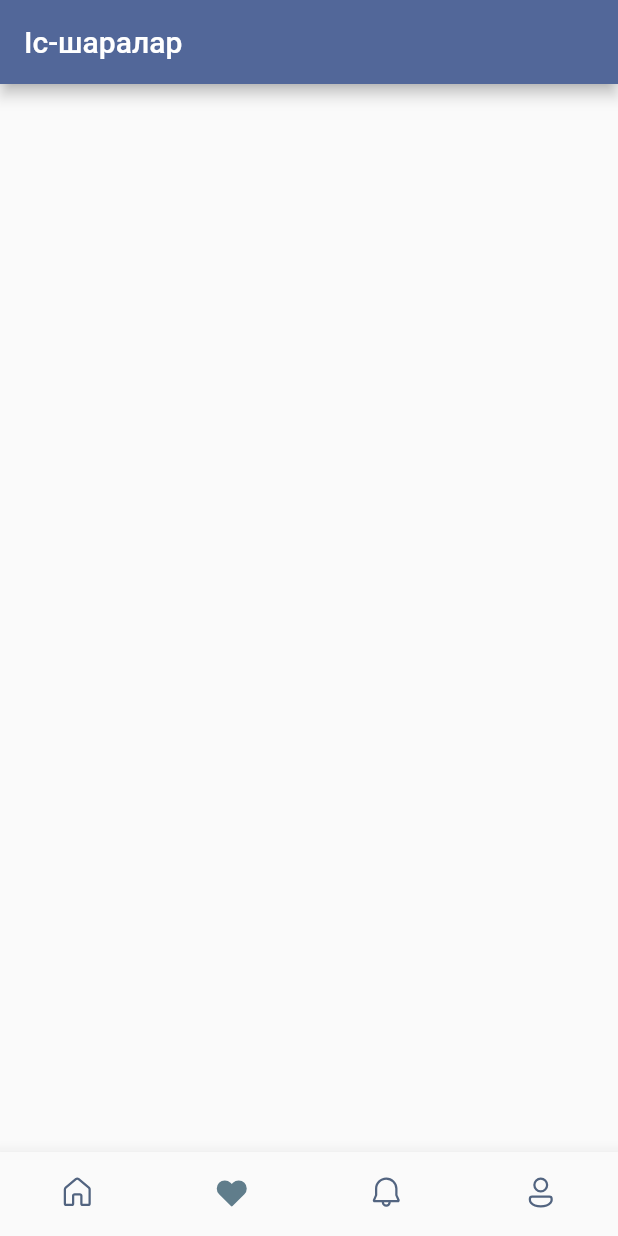
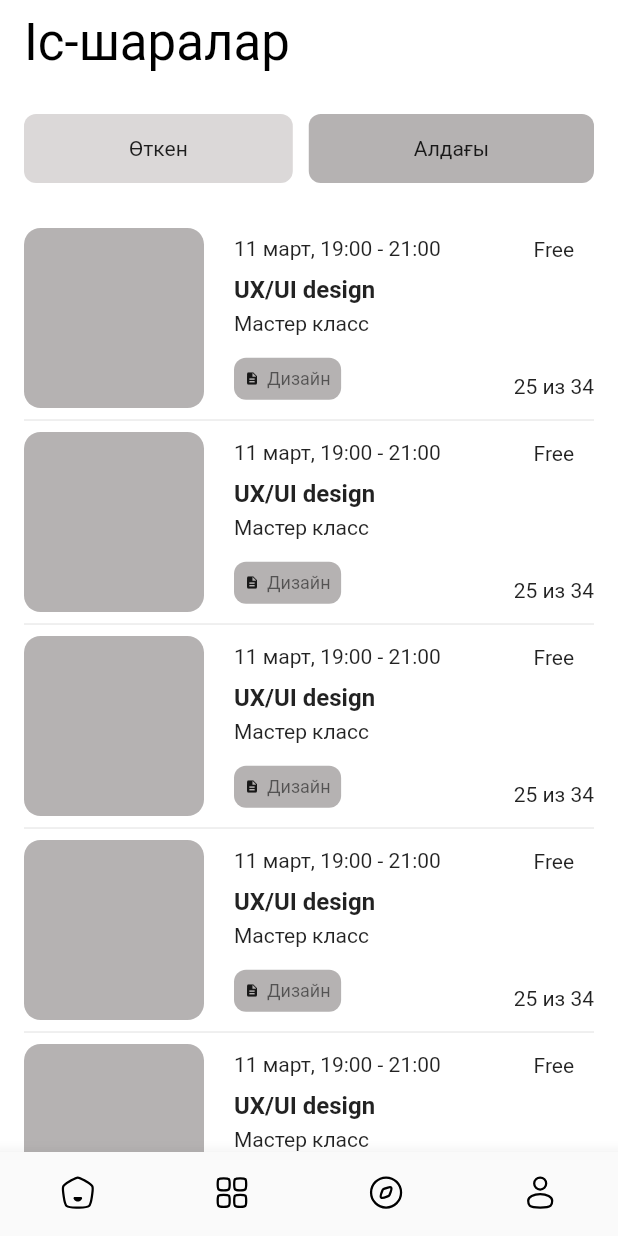
Before and after one commit to Olzhas-kh/orta, a Flutter app: the BottomBar screen opened directly, item 2 of the bottom bar chosen, on a phone screen of 412 x 824 dp. Run offline on Flutter 3.47's test engine with Material 2 defaults, Android fonts, the phone set to English and light mode, and no system bars; our stand-ins replace chips_choice_null_safety, firebase_core, flutter_svg, pinput, splashscreen; missing offline and left inert: flutter_event_calendar; accounts and stored records are empty.

Commit message:
added pages

```diff
--- a/lib/resources/app_styles.dart
+++ b/lib/resources/app_styles.dart
@@ -5,8 +5,10 @@ class Styles{
   static Color primaryColor = primary;
   static Color textColor = const Color(0xFF3b3b3b);
   static Color greyColor = const Color.fromARGB(255, 178, 174, 174);
+  static Color greyLight = const Color.fromARGB(255, 219, 216, 216);
+  static Color greyDark = const Color.fromARGB(255, 181, 178, 178);
   static Color white = const Color.fromARGB(255, 255, 255, 255);
-  static Color black = const Color.fromARGB(0, 0, 0, 0);
+  static Color black = const Color(0xFF000000);
   static Color greyColorButton = const Color.fromARGB(255, 105, 103, 103);
   static Color bgColor = const Color(0xFFeeedf2);
   static Color blueColor = const Color(0xFF526799);
--- a/lib/resources/app_svg_images.dart
+++ b/lib/resources/app_svg_images.dart
@@ -2,4 +2,11 @@ class AppSvgImages{
   static const String backIcon = "assets/images/svg/back_icon.svg";
   static const String iconOnBoarding = "assets/images/svg/icon_onboarding.svg";
   static const String vectorIconLogo = "assets/images/svg/vector_icon_logo.svg";
+  static const String homeBottomIcon = "assets/images/svg/home_bottom_icon.svg";
+  static const String myEventsBottomIcon = "assets/images/svg/my_events_bottom_icon.svg";
+  static const String organizationBottomIcon = "assets/images/svg/organization_bottom_icon.svg";
+  static const String profileBottomIcon = "assets/images/svg/profile_bottom_icon.svg";
+  static const String myEventsTappedBottomIcon = "assets/images/svg/my_events_tapped_bottom_icon.svg";
+  static const String homeTappedBottomIcon = "assets/images/svg/home_tapped_bottom_icon.svg";
+  static const String organizationTappedBottomIcon = "assets/images/svg/organization_tapped_bottom_icon.svg";
 }
--- a/lib/screens/bottom_bar.dart
+++ b/lib/screens/bottom_bar.dart
@@ -1,7 +1,9 @@
-import 'package:fluentui_icons/fluentui_icons.dart';
 import 'package:flutter/material.dart';
+import 'package:flutter_svg/svg.dart';
+import 'package:orta/resources/app_svg_images.dart';
 import 'package:orta/screens/events.dart';
 import 'package:orta/screens/my_events_screens/my_events_screen.dart';
+import 'package:orta/screens/organization_event_screens/organization_event_name.dart';
 class BottomBar extends StatefulWidget {
   const BottomBar({super.key});
 
@@ -14,7 +16,7 @@ class _BottomBarState extends State<BottomBar> {
   static final List<Widget> _widgetOptions = <Widget> [
     const Events(),
     const MyEventsPage(),
-    const Text('Notifications'),
+    const OrganizationEventNamePage(),
     const Text('Profile'),
   ];
   void _onItemTapped (int index){
@@ -39,11 +41,11 @@ class _BottomBarState extends State<BottomBar> {
         selectedItemColor: Colors.blueGrey,
         unselectedItemColor: const Color(0xFF526480),
         type: BottomNavigationBarType.fixed,
-        items: const[
-        BottomNavigationBarItem(icon: Icon(FluentSystemIcons.ic_fluent_home_regular),activeIcon: Icon(FluentSystemIcons.ic_fluent_home_filled),label: "Home"),
-        BottomNavigationBarItem(icon: Icon(FluentSystemIcons.ic_fluent_heart_regular),activeIcon: Icon(FluentSystemIcons.ic_fluent_heart_filled),label: "Search"),
-        BottomNavigationBarItem(icon: Icon(FluentSystemIcons.ic_fluent_alert_regular),activeIcon: Icon(FluentSystemIcons.ic_fluent_alert_filled),label: "Ticket"),
-        BottomNavigationBarItem(icon: Icon(FluentSystemIcons.ic_fluent_person_regular),activeIcon: Icon(FluentSystemIcons.ic_fluent_person_filled),label: "Profile"),
+        items: [
+        BottomNavigationBarItem(icon: SvgPicture.asset(AppSvgImages.homeBottomIcon),label: "Home"),
+        BottomNavigationBarItem(icon:  SvgPicture.asset(AppSvgImages.myEventsBottomIcon), label: "My events"),
+        BottomNavigationBarItem(icon:  SvgPicture.asset(AppSvgImages.organizationBottomIcon), label: "Organization"),
+        BottomNavigationBarItem(icon:  SvgPicture.asset(AppSvgImages.profileBottomIcon),label: "Profile"),
 
       ]),
     );
--- a/lib/screens/events.dart
+++ b/lib/screens/events.dart
@@ -234,8 +234,8 @@ class _EventsState extends State<Events> {
                     ),
                     dateTime: CalendarDateTime(
                       year: 2023,
-                      month: 3,
-                      day: 31,
+                      month: 04,
+                      day: 13,
                       calendarType: CalendarType.GREGORIAN,
                     ),
                   ),
--- a/lib/screens/my_events_screens/my_events_screen.dart
+++ b/lib/screens/my_events_screens/my_events_screen.dart
@@ -1,24 +1,77 @@
 import 'package:flutter/material.dart';
 import 'package:orta/resources/app_styles.dart';
+import 'package:orta/widgets/column_spacer.dart';
+import 'package:orta/widgets/my_events_widget.dart';
 class MyEventsPage extends StatelessWidget {
   const MyEventsPage({super.key});
 
   @override
   Widget build(BuildContext context) {
     return Scaffold(
+      backgroundColor: Styles.white,
       appBar: AppBar(
-
+        elevation: 0,
         automaticallyImplyLeading: false,
-        backgroundColor: Styles.blueColor,
+        backgroundColor: Styles.white,
         title: Row(
           crossAxisAlignment: CrossAxisAlignment.start,
-          children: const[
-             Text("Іс-шаралар"),
+          children: [
+             Text("Іс-шаралар", style: Theme.of(context).textTheme.headlineMedium?.copyWith(color: Styles.black),),
           ],
         ),
 
       ),
-      body: Container(),
+      body: Padding(
+        padding: const EdgeInsets.symmetric(horizontal: 16),
+        child: Column(
+          children: [
+            const ColumnSpacer(2),
+
+              Row(
+                mainAxisAlignment: MainAxisAlignment.spaceBetween,
+                children: [
+                  Container(
+                    padding: const EdgeInsets.symmetric(vertical: 15,horizontal: 70),
+                    decoration:  BoxDecoration(
+                      borderRadius: const BorderRadius.all(Radius.circular(8)),
+                      color: Styles.greyLight
+                    ),
+                    child: const Text("Өткен"),
+                  ),
+                  Container(
+                    padding: const EdgeInsets.symmetric(vertical: 15,horizontal: 70),
+                    decoration:  BoxDecoration(
+                      borderRadius: const BorderRadius.all(Radius.circular(8)),
+                      color: Styles.greyDark
+                    ),
+                    child: const Text("Алдағы"),
+                  ),
+                ],
+              ),
+
+            const ColumnSpacer(3),
+
+            Expanded(
+                      child: ListView(
+                        shrinkWrap: true,
+                        scrollDirection: Axis.vertical,
+                        children:[
+                          ListView.separated(
+                          shrinkWrap: true,
+                          physics: const NeverScrollableScrollPhysics(),
+                          itemCount: 10,
+                          separatorBuilder: (_, __) => const Divider(),
+                          itemBuilder: (context, int index) {
+                            return const MyEventsWidget();
+                          },
+                        ),
+                        ]
+                      ),
+                    ),
+
+          ],
+        ),
+      ),
 
     );
   }
--- /dev/null
+++ b/lib/screens/organization_event_screens/organization_event_name.dart
@@ -0,0 +1,47 @@
+import 'package:flutter/material.dart';
+import 'package:orta/resources/app_styles.dart';
+
+class OrganizationEventNamePage extends StatefulWidget {
+  const OrganizationEventNamePage({super.key});
+
+  @override
+  State<OrganizationEventNamePage> createState() => _OrganizationEventNamePageState();
+}
+
+class _OrganizationEventNamePageState extends State<OrganizationEventNamePage> {
+  @override
+  Widget build(BuildContext context) {
+    return Scaffold(
+      backgroundColor: Styles.white,
+      appBar: AppBar(
+        elevation: 0,
+
+        backgroundColor: Styles.white,
+        title: Row(
+          mainAxisAlignment: MainAxisAlignment.end,
+          children: [
+             Text("Выйти", style: Theme.of(context).textTheme.bodyLarge,)
+          ],
+        ),
+      ),
+      body: Padding(
+        padding: const EdgeInsets.all(16.0),
+        child: Column(children: [
+          Row(
+            children: [
+              Container(
+                width: 57,
+                height: 2,
+                decoration: BoxDecoration(
+                  borderRadius: BorderRadius.all(Radius.circular(20)),
+                  color: Styles.greyLight
+
+                ),
+              )
+            ],
+          )
+        ]),
+      ),
+    );
+  }
+}
--- /dev/null
+++ b/lib/widgets/my_events_widget.dart
@@ -0,0 +1,74 @@
+import 'package:flutter/material.dart';
+import 'package:orta/resources/app_styles.dart';
+import 'package:orta/widgets/column_spacer.dart';
+import 'package:orta/widgets/row_spacer.dart';
+
+class MyEventsWidget extends StatelessWidget {
+  const MyEventsWidget({
+    super.key,
+  });
+
+  @override
+  Widget build(BuildContext context) {
+    return Row(
+      children: [
+        Container(
+          height: 120,
+          width: 120,
+          decoration: BoxDecoration(
+            borderRadius: const BorderRadius.all(Radius.circular(11)),
+            color: Styles.greyDark,
+          ),
+        ),
+        const RowSpacer(2),
+        Column(
+          crossAxisAlignment: CrossAxisAlignment.start,
+          children: [
+            const Text("11 март, 19:00 - 21:00"),
+            const ColumnSpacer(1),
+            Text(
+              "UX/UI design",
+              style: Theme.of(context)
+                  .textTheme
+                  .titleMedium
+                  ?.copyWith(fontWeight: FontWeight.w700),
+            ),
+            const ColumnSpacer(0.5),
+            const Text("Мастер класс"),
+            const ColumnSpacer(1.5),
+            Container(
+              decoration: BoxDecoration(
+                  borderRadius: const BorderRadius.all(Radius.circular(8)),
+                  color: Styles.greyDark),
+              child: Padding(
+                padding: const EdgeInsets.all(7.0),
+                child: Row(
+                  children: [
+                    const Icon(
+                      Icons.description,
+                      size: 10,
+                    ),
+                    const RowSpacer(0.5),
+                    Text(
+                      "Дизайн",
+                      style: Theme.of(context).textTheme.bodySmall,
+                    )
+                  ],
+                ),
+              ),
+            ),
+          ],
+        ),
+        const Spacer(),
+        Column(
+          mainAxisAlignment: MainAxisAlignment.spaceBetween,
+          children:const [
+            Text("Free"),
+            ColumnSpacer(7.5),
+            Text("25 из 34"),
+          ],
+        )
+      ],
+    );
+  }
+}
```
Also changed, not shown: assets/images/svg/home_bottom_icon.svg (added), assets/images/svg/home_tapped_bottom_icon.svg (added), assets/images/svg/my_events_bottom_icon.svg (added), assets/images/svg/my_events_tapped_bottom_icon.svg (added), assets/images/svg/organization_bottom_icon.svg (added), assets/images/svg/organization_tapped_bottom_icon.svg (added), assets/images/svg/profile_bottom_icon.svg (added).
